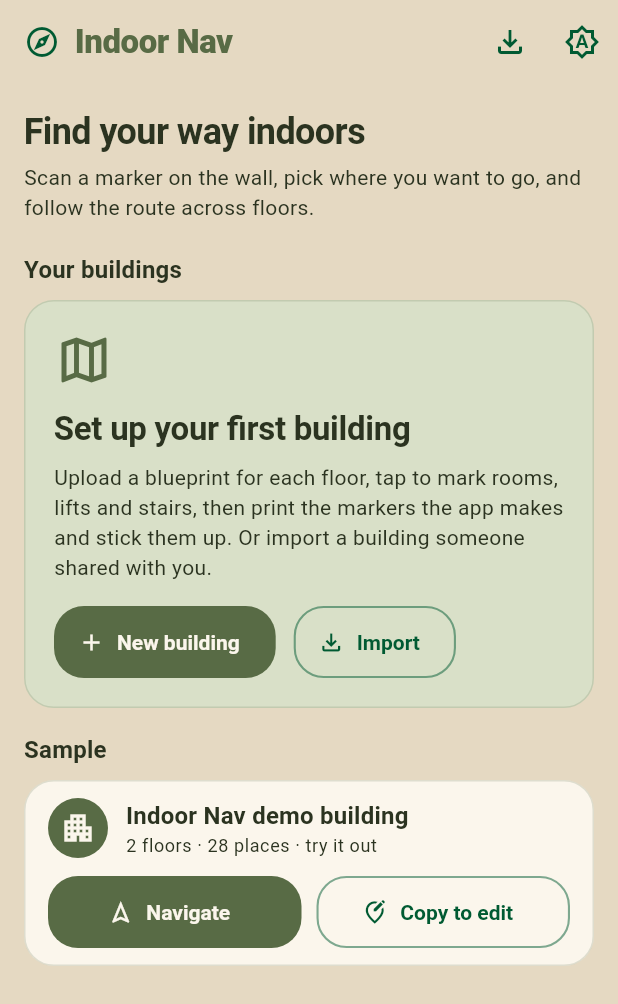
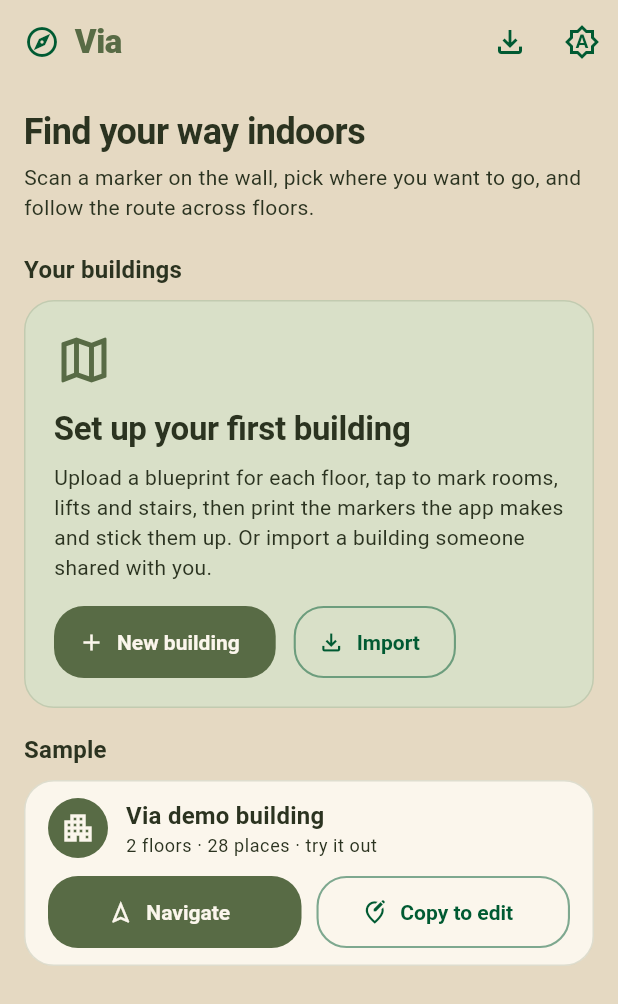
Before and after one commit to sairamvs7-ops/indoor-nav, a Flutter app: the screen it shows after launch, after a tap on "Navigate", on a phone screen of 412 x 824 dp. Shown: the top 1004 px of the screen. Run offline on Flutter 3.47's test engine with Material 3 defaults, Android fonts, the phone set to English and light mode, and no system bars; our stand-ins replace camera, file_picker, firebase_auth, firebase_core, firebase_database, flutter_animate and 7 more; missing offline and left inert: google_mlkit_text_recognition, opencv_dart; accounts and stored records are empty.

Commit message:
feat: rename the app to Via
The app, its share files (.via), marker PDFs and docs now say Via.
Older .indoornav files still import. The Android/iOS package ids stay
the same so the update installs over the existing app and keeps its
buildings.

Co-Authored-By: Claude Opus 5.5 <noreply@anthropic.com>

```diff
--- a/Project Code/indoor_nav_mobile/assets/map/building.json
+++ b/Project Code/indoor_nav_mobile/assets/map/building.json
@@ -1,5 +1,5 @@
 {
-  "building": "Indoor Nav demo building",
+  "building": "Via demo building",
   "source": "Hand-drawn floor plan (Floor Plan/New Floor Plan New.jpeg); edges from the original ESP32 firmware (see the first commit)",
   "floors": [
     {
--- a/Project Code/indoor_nav_mobile/lib/app.dart
+++ b/Project Code/indoor_nav_mobile/lib/app.dart
@@ -7,8 +7,8 @@ import 'ui/app_settings.dart';
 import 'ui/app_theme.dart';
 import 'ui/buildings_screen.dart';
 
-class IndoorNavApp extends StatelessWidget {
-  const IndoorNavApp({
+class ViaApp extends StatelessWidget {
+  const ViaApp({
     super.key,
     required this.repository,
     required this.settings,
--- a/Project Code/indoor_nav_mobile/lib/main.dart
+++ b/Project Code/indoor_nav_mobile/lib/main.dart
@@ -15,7 +15,7 @@ Future<void> main() async {
   final separator = Platform.pathSeparator;
   final settings = await AppSettings.load(File('${documents.path}${separator}settings.json'));
   runApp(
-    IndoorNavApp(
+    ViaApp(
       repository: BuildingRepository(Directory('${documents.path}${separator}buildings')),
       settings: settings,
       loadSample: () => loadBuildingMap(rootBundle),
--- a/Project Code/indoor_nav_mobile/lib/scanner/scanner_screen.dart
+++ b/Project Code/indoor_nav_mobile/lib/scanner/scanner_screen.dart
@@ -208,7 +208,7 @@ String describeCameraError(CameraException e) {
     case 'CameraAccessDenied':
     case 'CameraAccessDeniedWithoutPrompt':
     case 'CameraAccessRestricted':
-      return 'Camera access is turned off. Allow camera access for Indoor Nav in Settings, then try again.';
+      return 'Camera access is turned off. Allow camera access for Via in Settings, then try again.';
     default:
       return 'The camera could not start (${e.description ?? e.code}).';
   }
--- a/Project Code/indoor_nav_mobile/lib/setup/marker_sheet.dart
+++ b/Project Code/indoor_nav_mobile/lib/setup/marker_sheet.dart
@@ -62,7 +62,7 @@ List<MapNode> placesWithMarkers(BuildingMap map) {
 /// A printable PDF with one marker per A4 page, labelled with where it goes.
 /// Markers print 15 cm wide, readable from a few metres away.
 Future<Uint8List> buildMarkerPdf(BuildingMap map) async {
-  final doc = pw.Document(title: '${map.name} markers', creator: 'Indoor Nav');
+  final doc = pw.Document(title: '${map.name} markers', creator: 'Via');
   const markerSide = 15 * PdfPageFormat.cm;
   for (final place in placesWithMarkers(map)) {
     final id = place.markerId!;
--- a/Project Code/indoor_nav_mobile/lib/setup/share_actions.dart
+++ b/Project Code/indoor_nav_mobile/lib/setup/share_actions.dart
@@ -27,7 +27,7 @@ Future<void> _shareBytes(Uint8List bytes, {required String fileName, required St
   );
 }
 
-/// Shares the whole building as one .indoornav file, so anyone with the app
+/// Shares the whole building as one .via file, so anyone with the app
 /// can import it and navigate.
 Future<void> shareBuilding(BuildContext context, BuildingRepository repository, String id) async {
   try {
@@ -37,7 +37,7 @@ Future<void> shareBuilding(BuildContext context, BuildingRepository repository,
       bytes,
       fileName: packageFileName(name),
       mimeType: 'application/json',
-      text: 'Indoor Nav map of $name. Open the Indoor Nav app, tap Import, and pick this file.',
+      text: 'Via map of $name. Open the Via app, tap Import, and pick this file.',
     );
   } on MapFormatException catch (e) {
     if (context.mounted) _toast(context, 'Finish setting up the building before sharing it: ${e.message}');
@@ -52,7 +52,7 @@ Future<void> shareMarkerPdf(BuildContext context, BuildingMap map) async {
   await _shareBytes(bytes, fileName: fileName, mimeType: 'application/pdf');
 }
 
-/// Lets the user pick a shared .indoornav file and imports it.
+/// Lets the user pick a shared .via (or older .indoornav) file and imports it.
 /// Returns the new building's id, or null if cancelled or invalid.
 Future<String?> importBuildingFile(BuildContext context, BuildingRepository repository) async {
   final result = await FilePicker.platform.pickFiles(type: FileType.any, withData: true);
--- a/Project Code/indoor_nav_mobile/lib/storage/building_package.dart
+++ b/Project Code/indoor_nav_mobile/lib/storage/building_package.dart
@@ -5,7 +5,12 @@ import '../map/building_map.dart';
 import 'building_repository.dart';
 
 /// Extension used for shared building files.
-const String packageExtension = 'indoornav';
+const String packageExtension = 'via';
+
+/// The package key, and the one older (Indoor Nav) builds wrote, which
+/// are still read so earlier shared files keep importing.
+const String _packageKey = 'viaPackage';
+const String _oldPackageKey = 'indoorNavPackage';
 
 /// Version of the package wrapper written by [exportBuilding].
 const int packageVersion = 1;
@@ -13,7 +18,7 @@ const int packageVersion = 1;
 /// A whole building in one file, so it can be shared on WhatsApp, Drive or
 /// email and imported on another phone:
 ///
-///     {"indoorNavPackage": 1, "building": {...building.json...},
+///     {"viaPackage": 1, "building": {...building.json...},
 ///      "images": {"floor_1.jpg": "<base64>", ...}}
 ///
 /// Plain JSON keeps it dependency-free and easy to inspect.
@@ -24,10 +29,10 @@ Future<Uint8List> exportBuilding(BuildingRepository repository, String id) async
   for (final floor in map.floors) {
     images[floor.image] = base64Encode(await repository.fileIn(id, floor.image).readAsBytes());
   }
-  return utf8.encode(jsonEncode({'indoorNavPackage': packageVersion, 'building': json, 'images': images}));
+  return utf8.encode(jsonEncode({_packageKey: packageVersion, 'building': json, 'images': images}));
 }
 
-/// A safe file name for an exported building, like "Main_Block.indoornav".
+/// A safe file name for an exported building, like "Main_Block.via".
 String packageFileName(String buildingName) {
   final cleaned = buildingName.trim().replaceAll(RegExp(r'[^A-Za-z0-9]+'), '_').replaceAll(RegExp(r'^_+|_+$'), '');
   return '${cleaned.isEmpty ? 'building' : cleaned}.$packageExtension';
@@ -44,12 +49,13 @@ Future<String> importBuilding(BuildingRepository repository, Uint8List bytes) as
   try {
     decoded = jsonDecode(utf8.decode(bytes));
   } on FormatException {
-    throw const MapFormatException('This file is not an Indoor Nav building.');
+    throw const MapFormatException('This file is not a Via building.');
   }
-  if (decoded is! Map<String, dynamic> || decoded['indoorNavPackage'] is! int) {
-    throw const MapFormatException('This file is not an Indoor Nav building.');
+  final version = decoded is Map<String, dynamic> ? decoded[_packageKey] ?? decoded[_oldPackageKey] : null;
+  if (decoded is! Map<String, dynamic> || version is! int) {
+    throw const MapFormatException('This file is not a Via building.');
   }
-  if ((decoded['indoorNavPackage'] as int) > packageVersion) {
+  if (version > packageVersion) {
     throw const MapFormatException('This building was made with a newer version of the app. Update the app to open it.');
   }
   final building = decoded['building'];
--- a/Project Code/indoor_nav_mobile/lib/ui/app_theme.dart
+++ b/Project Code/indoor_nav_mobile/lib/ui/app_theme.dart
@@ -30,7 +30,7 @@ class BrandPalette {
 }
 
 abstract final class Brand {
-  static const String appName = 'Indoor Nav';
+  static const String appName = 'Via';
 
   /// Light mode: olive, deep green, soft sand.
   static const light = BrandPalette(
```
Also changed, not shown: 6 other files.
